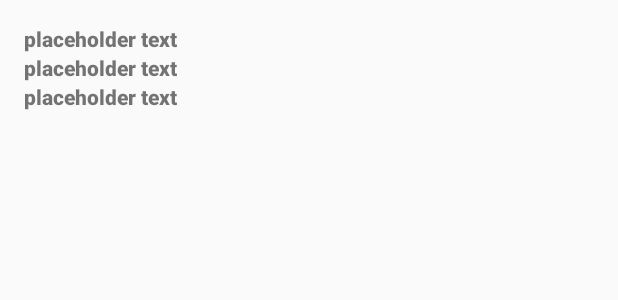
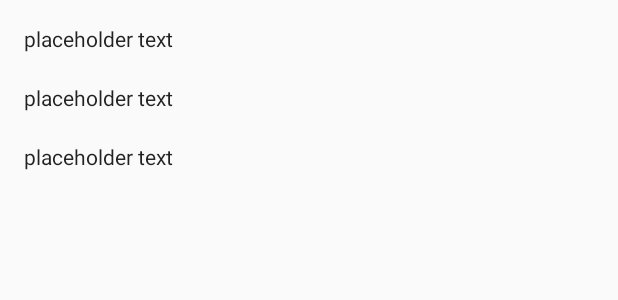
Before and after one commit to elizabethlarkinnelson/OAPTH, an Android app: the layout activity_order.xml on its own in the app's theme, with its tools: preview values and no code run, on a phone screen of 412 x 824 dp. Shown: the top 300 px of the screen. Run offline under Robolectric (Android 15) with nearby library versions, the phone set to English and light mode, and no system bars.

Commit message:
All items work as expected

```diff
--- a/app/src/main/java/com/onramp/android/takehome/AboutActivity.java
+++ b/app/src/main/java/com/onramp/android/takehome/AboutActivity.java
@@ -27,7 +27,7 @@
         @Override
         protected void onCreate(Bundle savedInstanceState) {
             super.onCreate(savedInstanceState);
-            setContentView(R.layout.about);
+            setContentView(R.layout.activity_about);
             getSupportFragmentManager().beginTransaction().replace(R.id.order_container, new AboutFragment()).commit();
 
             final ImageButton imageButton = (ImageButton) findViewById(R.id.button);
--- a/app/src/main/java/com/onramp/android/takehome/AboutFragment.java
+++ b/app/src/main/java/com/onramp/android/takehome/AboutFragment.java
@@ -6,7 +6,6 @@
 import android.view.LayoutInflater;
 import android.view.View;
 import android.view.ViewGroup;
-import android.widget.TextView;
 
 /**
  * A simple {@link Fragment} subclass.
@@ -21,7 +20,7 @@
     @Override
     public View onCreateView(LayoutInflater inflater, ViewGroup container,
                              Bundle savedInstanceState) {
-        View rootview = inflater.inflate(R.layout.about, container,false);
+        View rootview = inflater.inflate(R.layout.activity_about, container,false);
         return rootview;
     }
 
--- a/app/src/main/java/com/onramp/android/takehome/ItemListAdapter.java
+++ b/app/src/main/java/com/onramp/android/takehome/ItemListAdapter.java
@@ -17,6 +17,7 @@
     private List<Item> mItems;
 
     ItemListAdapter(Context context){
+
         mInflater = LayoutInflater.from(context);
     }
 
@@ -57,15 +58,13 @@
             super(itemView);
             itemView.setOnClickListener(this);
             itemItemView = itemView.findViewById(R.id.coffeeItem);
-
         }
 
         @Override
         public void onClick(View view){
             int pos = getLayoutPosition();
-            long itemId = getItemId();
 
-            Toast.makeText(view.getContext(), "I DID IT" + Integer.toString(pos)+ Long.toString(itemId),
+            Toast.makeText(view.getContext(), "Your item is on it's way!",
                     Toast.LENGTH_LONG).show();
 
 
--- a/app/src/main/java/com/onramp/android/takehome/OrderActivity.java
+++ b/app/src/main/java/com/onramp/android/takehome/OrderActivity.java
@@ -2,28 +2,30 @@
 
 import android.arch.lifecycle.Observer;
 import android.arch.lifecycle.ViewModelProviders;
-import android.content.Intent;
-import android.net.Uri;
 import android.os.Bundle;
 import android.support.annotation.Nullable;
-import android.support.design.widget.FloatingActionButton;
 import android.support.v7.app.AppCompatActivity;
 import android.support.v7.widget.LinearLayoutManager;
 import android.support.v7.widget.RecyclerView;
-import android.support.v7.widget.Toolbar;
-import android.view.View;
 
 import java.util.List;
 
 public class OrderActivity extends AppCompatActivity{
 
+    /*
+     * Implementing ViewModel with ListAdapter and RecyclerView
+     * to display coffee menu
+     */
     private ItemViewModel mItemViewModel;
 
     @Override
     protected void onCreate(Bundle savedInstanceState) {
         super.onCreate(savedInstanceState);
-        setContentView(R.layout.order);
+        setContentView(R.layout.activity_order);
 
+        /*
+         * Instantiate viewModelProvider object
+         */
         mItemViewModel = ViewModelProviders.of(this).get(ItemViewModel.class);
 
         RecyclerView recyclerView = findViewById(R.id.recyclerview);
--- a/app/src/main/res/layout/about.xml
+++ b/app/src/main/res/layout/activity_about.xml
@@ -55,7 +55,6 @@
             android:text="@string/mission_statement"
             android:textAllCaps="false" />
 
-
     </LinearLayout>
 
     <ImageButton
--- a/app/src/main/res/layout/order.xml
+++ b/app/src/main/res/layout/activity_order.xml
@@ -19,6 +19,4 @@
         app:layout_constraintTop_toTopOf="parent"
         tools:listitem="@layout/recyclerview_item" />
 
-
-
 </android.support.constraint.ConstraintLayout>
--- a/app/src/main/res/layout/recyclerview_item.xml
+++ b/app/src/main/res/layout/recyclerview_item.xml
@@ -4,12 +4,11 @@
     android:orientation="vertical"
     android:layout_width="match_parent"
     android:layout_height="wrap_content"
-    xmlns:tools="http://schemas.android.com/tools"
-    >
+    xmlns:tools="http://schemas.android.com/tools">
+
     <TextView
+        style="@style/OrderTheme"
         android:id="@+id/coffeeItem"
-        android:layout_width="match_parent"
-        android:layout_height="wrap_content"
-        android:background="?android:attr/selectableItemBackground"
         tools:text="placeholder text" />
+
 </LinearLayout>
--- a/app/src/main/res/values/strings.xml
+++ b/app/src/main/res/values/strings.xml
@@ -23,5 +23,8 @@
     <string name="environment">environment</string>
     <string name="mission_statement">Listen to our mission statement here</string>
 
+    <!-- Font -->
+    <string name="default_font" translatable="false">sans-serif-dark</string>
+
 
 </resources>
--- a/app/src/main/res/values/styles.xml
+++ b/app/src/main/res/values/styles.xml
@@ -12,7 +12,7 @@
         <item name="android:windowEnterTransition">@transition/explode</item>
         <item name="android:windowExitTransition">@transition/explode</item>
         <!-- Type -->
-        <item name="android:fontFamily">sans-serif-black</item>
+        <item name="android:fontFamily">@string/default_font</item>
     </style>
 
     <style name="AppTheme.NoActionBar">
@@ -34,4 +34,11 @@
         <item name="android:layout_marginBottom">@dimen/pride_margin</item>
     </style>
 
+    <style name="OrderTheme" parent="AppTheme">
+        <item name="android:layout_height">wrap_content</item>
+        <item name="android:layout_width">match_parent</item>
+        <item name="android:background">?android:attr/selectableItemBackground</item>
+        <item name="android:layout_marginBottom">20dp</item>
+    </style>
+
 </resources>
```
Also changed, not shown: app/src/main/java/com/onramp/android/takehome/Item.java (+14 -3 lines), app/src/main/java/com/onramp/android/takehome/ItemDao.java (+9 -0 lines), app/src/main/java/com/onramp/android/takehome/ItemRoomDatabase.java (+11 -3 lines), app/src/main/java/com/onramp/android/takehome/ItemViewModel.java (+6 -2 lines), app/src/main/res/layout/item_list.xml (deleted, +0 -17 lines).
